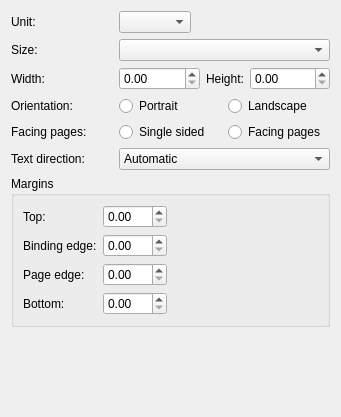
First picture: the form in libs/widgets/KoPageLayoutWidget.ui, repository KDE/krita, before the edit.
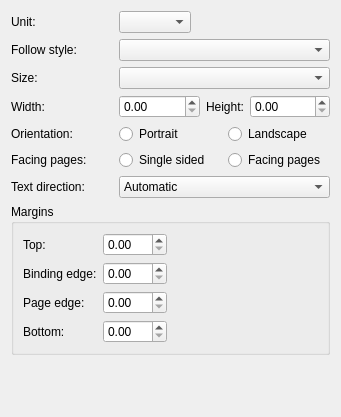
Second picture: the form after the edit. Custom widgets are drawn as their Qt base class.

Commit message: Add "page styles" combobox

The edit to the form file:
```diff
--- a/libs/widgets/KoPageLayoutWidget.ui
+++ b/libs/widgets/KoPageLayoutWidget.ui
@@ -46,9 +46,9 @@
      </item>
     </layout>
    </item>
-   <item row="1" column="0" >
-    <widget class="QLabel" name="label_2" >
-     <property name="text" >
+   <item row="2" column="0">
+    <widget class="QLabel" name="label_2">
+     <property name="text">
       <string>Size:</string>
      </property>
      <property name="buddy" >
@@ -56,12 +56,12 @@
      </property>
     </widget>
    </item>
-   <item row="1" column="1" colspan="2" >
-    <widget class="QComboBox" name="sizes" />
+   <item row="2" column="1" colspan="2">
+    <widget class="QComboBox" name="sizes"/>
    </item>
-   <item row="2" column="0" >
-    <widget class="QLabel" name="label_3" >
-     <property name="text" >
+   <item row="3" column="0">
+    <widget class="QLabel" name="label_3">
+     <property name="text">
       <string>Width:</string>
      </property>
      <property name="buddy" >
@@ -69,9 +69,9 @@
      </property>
     </widget>
    </item>
-   <item row="2" column="1" colspan="2" >
-    <layout class="QHBoxLayout" >
-     <property name="spacing" >
+   <item row="3" column="1" colspan="2">
+    <layout class="QHBoxLayout">
+     <property name="spacing">
       <number>6</number>
      </property>
      <property name="margin" >
@@ -101,57 +101,57 @@
      </item>
     </layout>
    </item>
-   <item row="3" column="0" >
-    <widget class="QLabel" name="label_5" >
-     <property name="text" >
+   <item row="4" column="0">
+    <widget class="QLabel" name="label_5">
+     <property name="text">
       <string>Orientation:</string>
      </property>
     </widget>
    </item>
-   <item row="3" column="1" >
-    <widget class="QRadioButton" name="portrait" >
-     <property name="text" >
+   <item row="4" column="1">
+    <widget class="QRadioButton" name="portrait">
+     <property name="text">
       <string>Portrait</string>
      </property>
     </widget>
    </item>
-   <item row="3" column="2" >
-    <widget class="QRadioButton" name="landscape" >
-     <property name="text" >
+   <item row="4" column="2">
+    <widget class="QRadioButton" name="landscape">
+     <property name="text">
       <string>Landscape</string>
      </property>
     </widget>
    </item>
-   <item row="4" column="0" >
-    <widget class="QLabel" name="facingPageLabel" >
-     <property name="text" >
+   <item row="5" column="0">
+    <widget class="QLabel" name="facingPageLabel">
+     <property name="text">
       <string>Facing pages:</string>
      </property>
     </widget>
    </item>
-   <item row="4" column="1" >
-    <widget class="QRadioButton" name="singleSided" >
-     <property name="text" >
+   <item row="5" column="1">
+    <widget class="QRadioButton" name="singleSided">
+     <property name="text">
       <string>Single sided</string>
      </property>
     </widget>
    </item>
-   <item row="4" column="2" >
-    <widget class="QRadioButton" name="facingPages" >
-     <property name="text" >
+   <item row="5" column="2">
+    <widget class="QRadioButton" name="facingPages">
+     <property name="text">
       <string>Facing pages</string>
      </property>
     </widget>
    </item>
-   <item row="5" column="0" >
-    <widget class="QLabel" name="directionLabel" >
-     <property name="text" >
+   <item row="6" column="0">
+    <widget class="QLabel" name="directionLabel">
+     <property name="text">
       <string>Text direction:</string>
      </property>
     </widget>
    </item>
-   <item row="5" column="1" colspan="2" >
-    <widget class="QComboBox" name="textDirection" >
+   <item row="6" column="1" colspan="2">
+    <widget class="QComboBox" name="textDirection">
      <item>
       <property name="text" >
        <string>Automatic</string>
@@ -169,9 +169,9 @@
      </item>
     </widget>
    </item>
-   <item row="6" column="0" colspan="3" >
-    <widget class="QGroupBox" name="margins" >
-     <property name="title" >
+   <item row="7" column="0" colspan="3">
+    <widget class="QGroupBox" name="margins">
+     <property name="title">
       <string>Margins</string>
      </property>
      <layout class="QGridLayout" >
@@ -268,9 +268,9 @@
      </layout>
     </widget>
    </item>
-   <item row="7" column="0" colspan="3" >
-    <spacer name="verticalSpacer" >
-     <property name="orientation" >
+   <item row="8" column="0" colspan="3">
+    <spacer name="verticalSpacer">
+     <property name="orientation">
       <enum>Qt::Vertical</enum>
      </property>
      <property name="sizeHint" stdset="0" >
@@ -281,6 +281,16 @@
      </property>
     </spacer>
    </item>
+   <item row="1" column="0">
+    <widget class="QLabel" name="stylesLabel">
+     <property name="text">
+      <string>Follow style:</string>
+     </property>
+    </widget>
+   </item>
+   <item row="1" column="1" colspan="2">
+    <widget class="QComboBox" name="pageStyle"/>
+   </item>
   </layout>
  </widget>
  <customwidgets>
```
Left out of the diff: 129 changed lines with no effect on the pictures. The commit also changes 2 other files.
